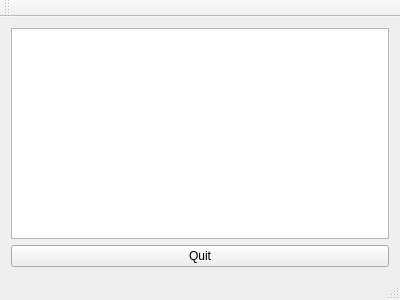
This is notepad.ui in pybae/QNote as Qt 5 draws it before an edit. The edited form follows.
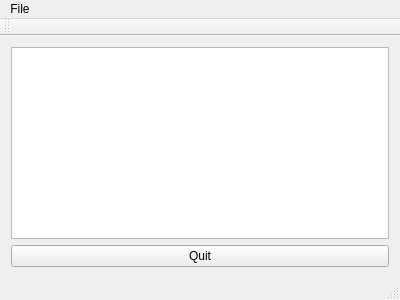
This is the edited form.

Commit message: Added menu bar open option

What changed in the file:
```diff
--- a/notepad.ui
+++ b/notepad.ui
@@ -37,9 +37,17 @@
      <x>0</x>
      <y>0</y>
      <width>400</width>
-     <height>19</height>
+     <height>22</height>
     </rect>
    </property>
+   <widget class="QMenu" name="menuFile">
+    <property name="title">
+     <string>File</string>
+    </property>
+    <addaction name="actionOpen"/>
+    <addaction name="actionSave"/>
+   </widget>
+   <addaction name="menuFile"/>
   </widget>
   <widget class="QToolBar" name="mainToolBar">
    <attribute name="toolBarArea">
```
Left out of the diff: 10 changed lines with no effect on the pictures. The commit also changes 2 other files.
